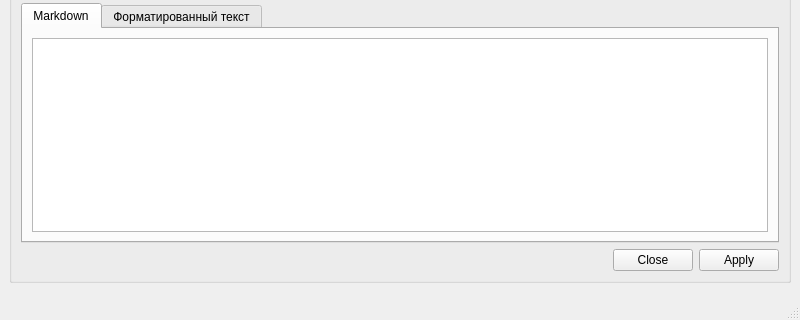
First picture: the form in timemanager/view/mainWindow.ui, repository sliv2001/timeManager, before the edit; both pictures show x 0 to 800 and y 280 to 600 of the 800 by 600 pixel window.
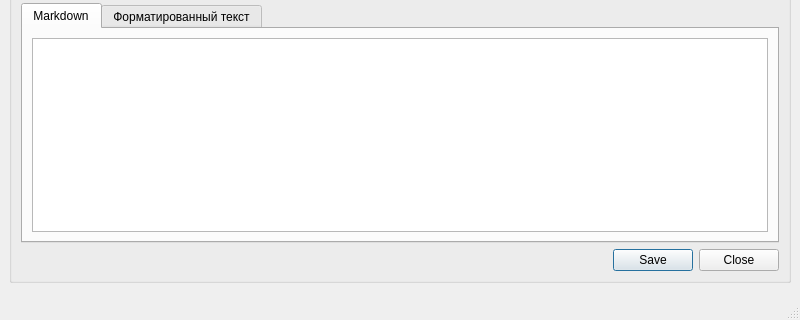
Second picture: the form after the edit. Icons and pictures are not drawn. Custom widgets are drawn as their Qt base class.

Commit message: [master] Verbose Interface fix

The edit to the form file:
```diff
--- a/timemanager/view/mainWindow.ui
+++ b/timemanager/view/mainWindow.ui
@@ -70,7 +70,7 @@
           <locale language="Russian" country="Russia"/>
          </property>
          <property name="standardButtons">
-          <set>QDialogButtonBox::StandardButton::Apply|QDialogButtonBox::StandardButton::Close</set>
+          <set>QDialogButtonBox::StandardButton::Close|QDialogButtonBox::StandardButton::Save</set>
          </property>
         </widget>
        </item>
```
The commit also changes 2 other files.
